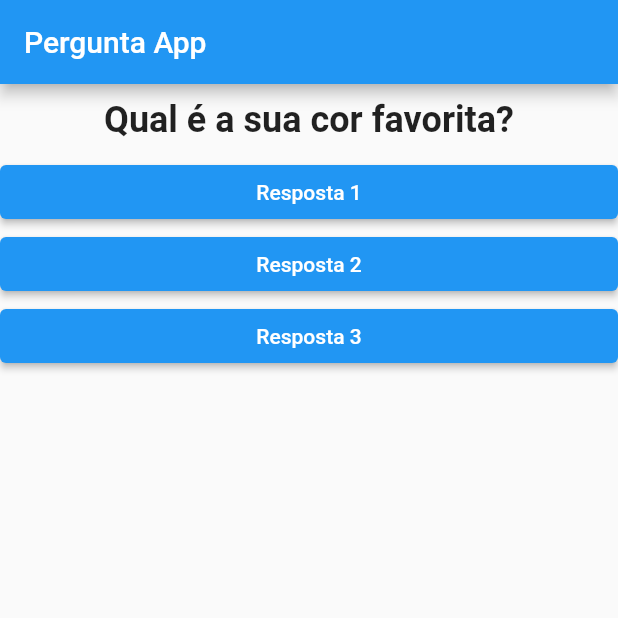
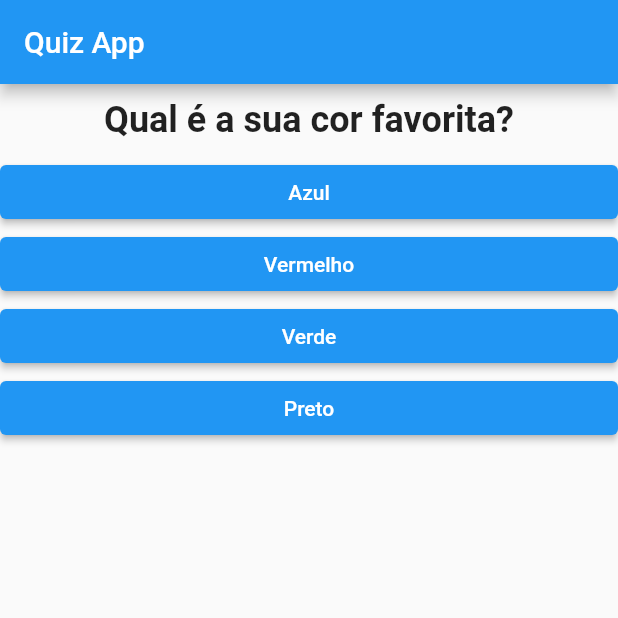
Before and after one commit to DjalmaHenry/quiz-mobile, a Flutter app: the screen it shows after launch, on a phone screen of 412 x 824 dp, the top half of it. Run offline on Flutter 3.47's test engine with Material 2 defaults, Android fonts, the phone set to English and light mode, and no system bars.

```diff
--- a/lib/main.dart
+++ b/lib/main.dart
@@ -17,24 +17,39 @@ class _PerguntaAppState extends State<PerguntaApp> {
 
   @override
   Widget build(BuildContext context) {
-    final perguntas = [
-      'Qual é a sua cor favorita?',
-      'Qual é o seu animal favorito?',
-      'Qual é o seu filme favorito?'
+    final List<Map<String, Object>> perguntas = [
+      {
+        'texto': 'Qual é a sua cor favorita?',
+        'respostas': ['Azul', 'Vermelho', 'Verde', 'Preto'],
+      },
+      {
+        'texto': 'Qual é o seu animal favorito?',
+        'respostas': ['Cachorro', 'Gato', 'Pássaro', 'Peixe'],
+      },
+      {
+        'texto': 'Qual é o seu filme favorito?',
+        'respostas': [
+          'De volta para o futuro',
+          'Harry Potter',
+          'Star Wars',
+          'Sexta-Feira 13'
+        ],
+      },
     ];
 
+    List<String> respostas =
+        perguntas[_PerguntaSelecionada].cast()['respostas'];
+
     return MaterialApp(
-      title: 'Pergunta App',
+      title: 'Quiz App',
       home: Scaffold(
         appBar: AppBar(
-          title: Text('Pergunta App'),
+          title: const Text('Quiz App'),
         ),
         body: Column(
           children: <Widget>[
-            Questao(perguntas[_PerguntaSelecionada]),
-            Resposta('Resposta 1', _responder),
-            Resposta('Resposta 2', _responder),
-            Resposta('Resposta 3', _responder),
+            Questao(perguntas[_PerguntaSelecionada]['texto'].toString()),
+            ...respostas.map((t) => Resposta(t, _responder)).toList(),
           ],
         ),
       ),
```
